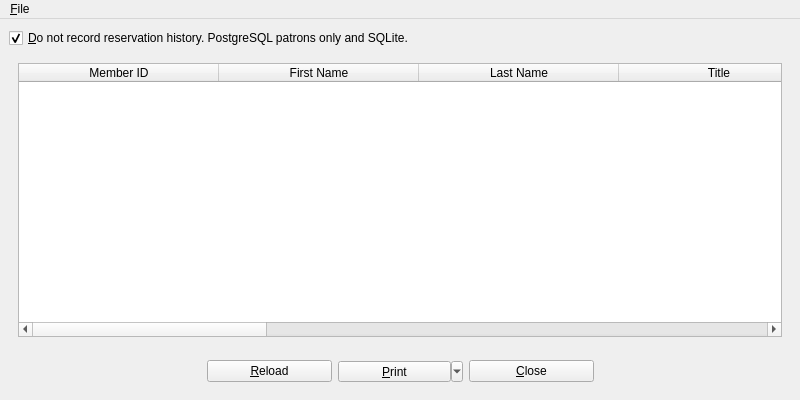
First picture: the form in UI/biblioteq_history.ui, repository textbrowser/biblioteq, before the edit.
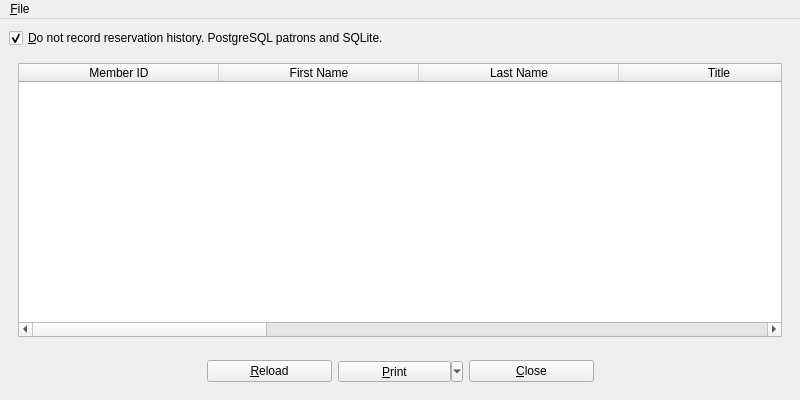
Second picture: the form after the edit. Icons and pictures are not drawn.

Commit message: Removed text.

```diff
--- a/UI/biblioteq_history.ui
+++ b/UI/biblioteq_history.ui
@@ -22,7 +22,7 @@
     <item>
      <widget class="QCheckBox" name="dnt">
       <property name="text">
-       <string>&amp;Do not record reservation history. PostgreSQL patrons only and SQLite.</string>
+       <string>&amp;Do not record reservation history. PostgreSQL patrons and SQLite.</string>
       </property>
       <property name="checked">
        <bool>true</bool>
```
